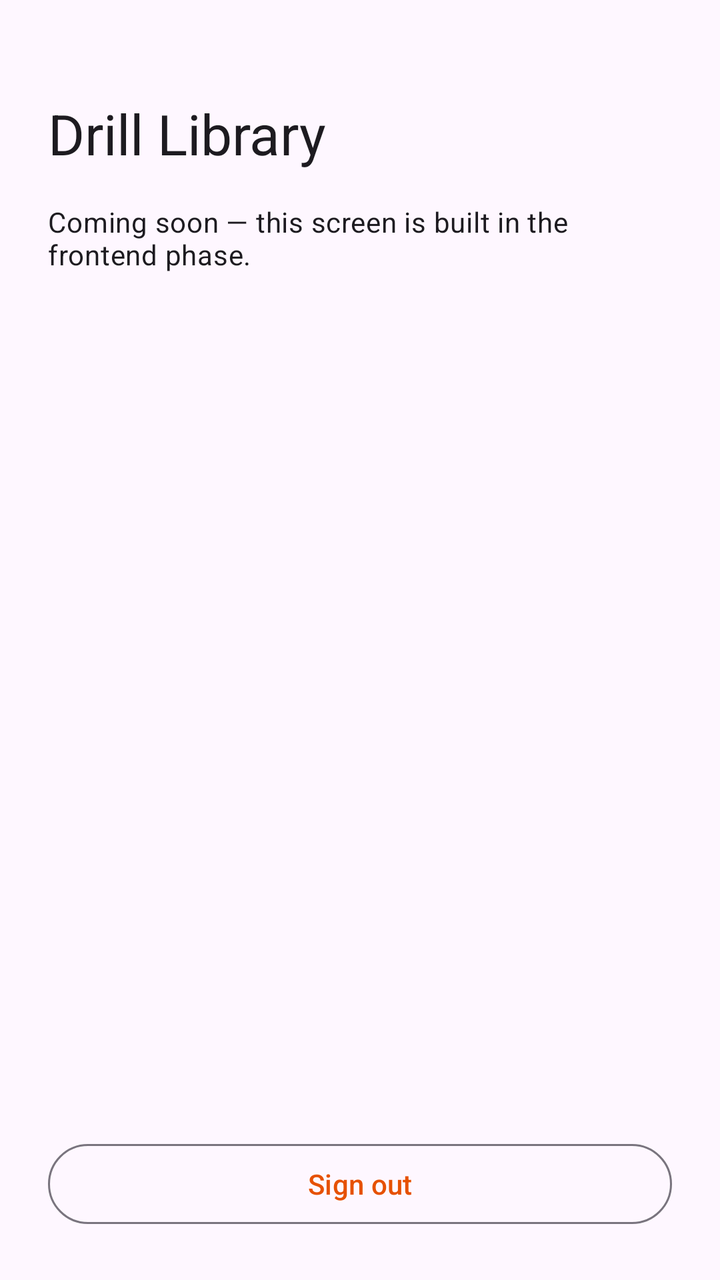
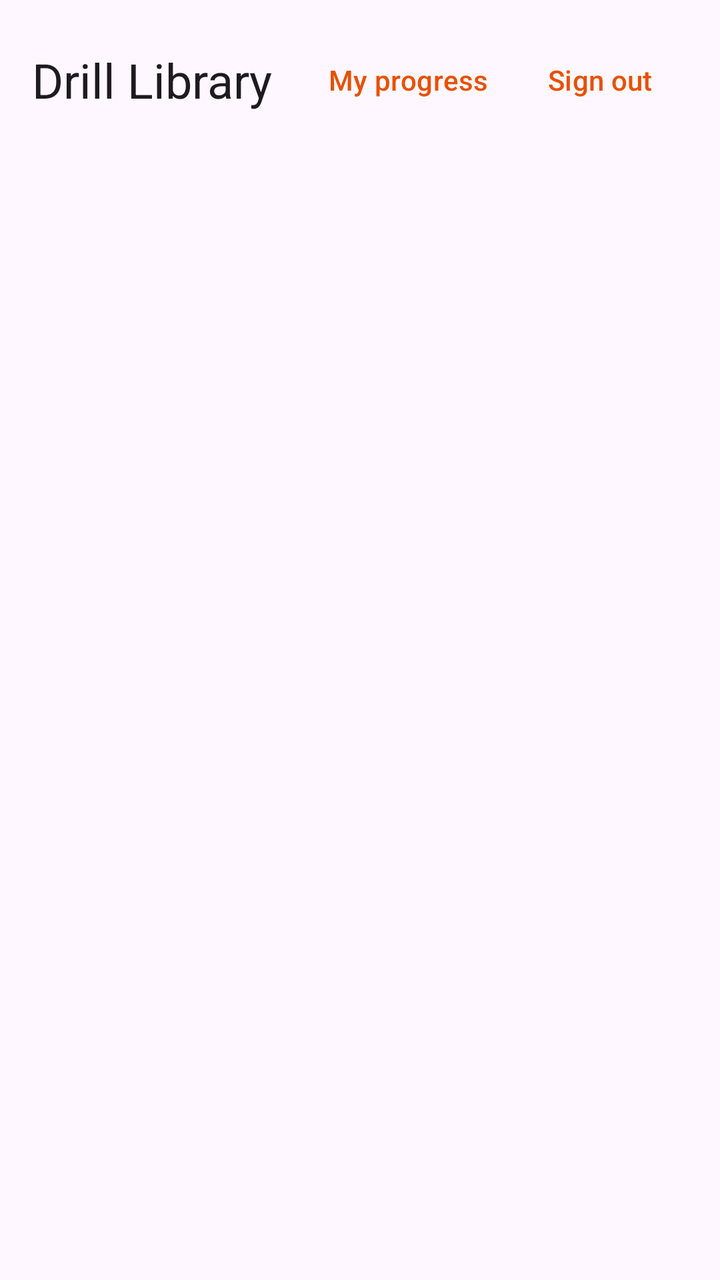

Before-and-after screenshots of an Android layout around one commit, followed by the original layout XML and the change that was made.
<!-- AndroidManifest.xml: application theme Theme.CourtVision -->
<!-- res/layout/fragment_drill_library.xml -->
<?xml version="1.0" encoding="utf-8"?>
<LinearLayout xmlns:android="http://schemas.android.com/apk/res/android"
    android:layout_width="match_parent"
    android:layout_height="match_parent"
    android:orientation="vertical"
    android:padding="24dp">

    <TextView
        android:layout_width="wrap_content"
        android:layout_height="wrap_content"
        android:layout_marginTop="24dp"
        android:text="@string/screen_drill_library"
        android:textAppearance="?attr/textAppearanceHeadlineMedium" />

    <TextView
        android:layout_width="wrap_content"
        android:layout_height="wrap_content"
        android:layout_marginTop="16dp"
        android:text="@string/placeholder_phase6"
        android:textAppearance="?attr/textAppearanceBodyMedium" />

    <Space
        android:layout_width="match_parent"
        android:layout_height="0dp"
        android:layout_weight="1" />

    <com.google.android.material.button.MaterialButton
        android:id="@+id/buttonSignOut"
        style="@style/Widget.Material3.Button.OutlinedButton"
        android:layout_width="match_parent"
        android:layout_height="wrap_content"
        android:minHeight="48dp"
        android:text="@string/action_sign_out" />
</LinearLayout>
<!-- resources referenced by this layout -->
<resources>
  <string name="action_sign_out">Sign out</string>
  <string name="placeholder_phase6">Coming soon — this screen is built in the frontend phase.</string>
  <string name="screen_drill_library">Drill Library</string>
  <style name="Theme.CourtVision" parent="Theme.Material3.DayNight.NoActionBar">
          <item name="colorPrimary">@color/court_orange</item>
          <item name="colorSecondary">@color/court_navy</item>
      </style>
  <color name="court_orange">#E65100</color>
  <color name="court_navy">#1A237E</color>
</resources>

<!-- the commit's change to res/layout/fragment_drill_library.xml (unified diff, before → after) -->
@@ -1,34 +1,95 @@
 <?xml version="1.0" encoding="utf-8"?>
 <LinearLayout xmlns:android="http://schemas.android.com/apk/res/android"
+    xmlns:app="http://schemas.android.com/apk/res-auto"
     android:layout_width="match_parent"
     android:layout_height="match_parent"
     android:orientation="vertical"
-    android:padding="24dp">
+    android:padding="16dp">
+
+    <LinearLayout
+        android:layout_width="match_parent"
+        android:layout_height="wrap_content"
+        android:orientation="horizontal"
+        android:gravity="center_vertical">
+
+        <TextView
+            android:layout_width="0dp"
+            android:layout_height="wrap_content"
+            android:layout_weight="1"
+            android:text="@string/screen_drill_library"
+            android:textAppearance="?attr/textAppearanceHeadlineSmall" />
+
+        <com.google.android.material.button.MaterialButton
+            android:id="@+id/buttonProgress"
+            style="@style/Widget.Material3.Button.TextButton"
+            android:layout_width="wrap_content"
+            android:layout_height="wrap_content"
+            android:minHeight="48dp"
+            android:text="@string/action_my_progress" />
+
+        <com.google.android.material.button.MaterialButton
+            android:id="@+id/buttonSignOut"
+            style="@style/Widget.Material3.Button.TextButton"
+            android:layout_width="wrap_content"
+            android:layout_height="wrap_content"
+            android:minHeight="48dp"
+            android:text="@string/action_sign_out" />
+    </LinearLayout>
+
+    <com.google.android.material.card.MaterialCardView
+        android:id="@+id/teamBanner"
+        android:layout_width="match_parent"
+        android:layout_height="wrap_content"
+        android:layout_marginTop="8dp"
+        android:visibility="gone"
+        app:cardBackgroundColor="?attr/colorSecondaryContainer">
+
+        <LinearLayout
+            android:layout_width="match_parent"
+            android:layout_height="wrap_content"
+            android:orientation="vertical"
+            android:padding="16dp">
+
+            <TextView
+                android:layout_width="wrap_content"
+                android:layout_height="wrap_content"
+                android:text="@string/team_banner_text"
+                android:textAppearance="?attr/textAppearanceBodyMedium" />
+
+            <com.google.android.material.button.MaterialButton
+                android:id="@+id/buttonJoinTeam"
+                android:layout_width="wrap_content"
+                android:layout_height="wrap_content"
+                android:layout_marginTop="8dp"
+                android:minHeight="48dp"
+                android:text="@string/action_join_team" />
+        </LinearLayout>
+    </com.google.android.material.card.MaterialCardView>
+
+    <ProgressBar
+        android:id="@+id/progress"
+        android:layout_width="wrap_content"
+        android:layout_height="wrap_content"
+        android:layout_gravity="center_horizontal"
+        android:layout_marginTop="16dp"
+        android:visibility="gone" />
 
     <TextView
+        android:id="@+id/emptyState"
         android:layout_width="wrap_content"
         android:layout_height="wrap_content"
-        android:layout_marginTop="24dp"
-        android:text="@string/screen_drill_library"
-        android:textAppearance="?attr/textAppearanceHeadlineMedium" />
+        android:layout_gravity="center_horizontal"
+        android:layout_marginTop="32dp"
+        android:text="@string/drills_empty"
+        android:visibility="gone" />
 
-    <TextView
-        android:layout_width="wrap_content"
-        android:layout_height="wrap_content"
-        android:layout_marginTop="16dp"
-        android:text="@string/placeholder_phase6"
-        android:textAppearance="?attr/textAppearanceBodyMedium" />
-
-    <Space
+    <androidx.recyclerview.widget.RecyclerView
+        android:id="@+id/drillList"
         android:layout_width="match_parent"
         android:layout_height="0dp"
-        android:layout_weight="1" />
-
-    <com.google.android.material.button.MaterialButton
-        android:id="@+id/buttonSignOut"
-        style="@style/Widget.Material3.Button.OutlinedButton"
-        android:layout_width="match_parent"
-        android:layout_height="wrap_content"
-        android:minHeight="48dp"
-        android:text="@string/action_sign_out" />
+        android:layout_weight="1"
+        android:layout_marginTop="8dp"
+        android:clipToPadding="false"
+        android:paddingBottom="16dp"
+        app:layoutManager="androidx.recyclerview.widget.LinearLayoutManager" />
 </LinearLayout>
<!-- resource entries referenced after the edit -->
@@ -1,8 +1,11 @@
 <!-- resources referenced by this layout -->
 <resources>
+  <string name="action_join_team">Join a team</string>
+  <string name="action_my_progress">My progress</string>
   <string name="action_sign_out">Sign out</string>
-  <string name="placeholder_phase6">Coming soon — this screen is built in the frontend phase.</string>
+  <string name="drills_empty">No drills available yet. Connect to the internet once to download the drill catalogue.</string>
   <string name="screen_drill_library">Drill Library</string>
+  <string name="team_banner_text">You are not on a team yet. Ask your coach for the 6-character team code to join.</string>
   <style name="Theme.CourtVision" parent="Theme.Material3.DayNight.NoActionBar">
           <item name="colorPrimary">@color/court_orange</item>
           <item name="colorSecondary">@color/court_navy</item>
